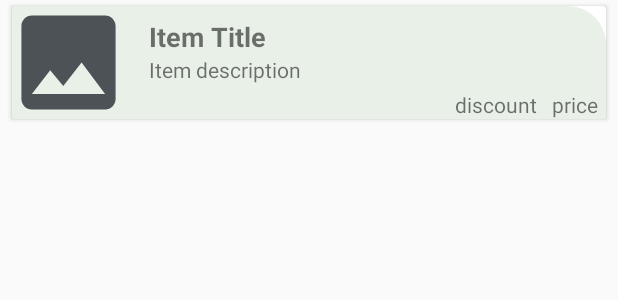
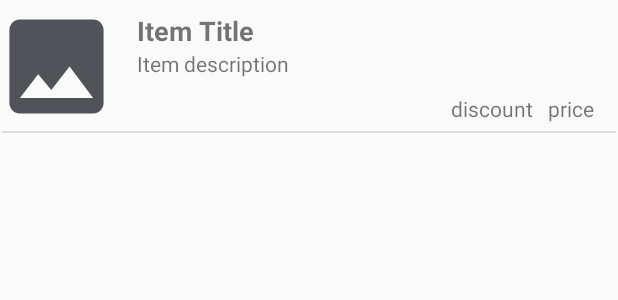
Before and after one commit to ChanakaDushmantha/Online-Shop, an Android app: the layout custom_item.xml on its own in the app's theme, with its tools: preview values and no code run, on a phone screen of 412 x 824 dp. Shown: the top 300 px of the screen. Run offline under Robolectric (Android 15) with nearby library versions, the phone set to English and light mode, and no system bars; network calls fail.

Commit message:
create Item class

```diff
--- a/app/build.gradle
+++ b/app/build.gradle
@@ -16,6 +16,10 @@ android {
             minifyEnabled false
             proguardFiles getDefaultProguardFile('proguard-android-optimize.txt'), 'proguard-rules.pro'
         }
+    }
+    compileOptions {
+        sourceCompatibility = 1.8
+        targetCompatibility = 1.8
     }
 }
 
--- a/app/src/main/AndroidManifest.xml
+++ b/app/src/main/AndroidManifest.xml
@@ -16,7 +16,7 @@
         android:supportsRtl="true"
         android:theme="@style/AppTheme"
         tools:ignore="AllowBackup,GoogleAppIndexingWarning">
-        <activity android:name=".Items.Item"
+        <activity android:name=".ItemDetails.Item"
             android:parentActivityName=".Items.List"/>
         <activity
             android:name=".Items.List"
--- a/app/src/main/java/lk/chanaka/dushmantha/groceryonline/Items/List.java
+++ b/app/src/main/java/lk/chanaka/dushmantha/groceryonline/Items/List.java
@@ -65,10 +65,10 @@ public class List extends AppCompatActivity {
         this.getSupportActionBar().setTitle("");
 
         groceryItems = new ArrayList<>();
-        extractSongs();
+        extractItems();
     }
 
-    private void extractSongs() {
+    private void extractItems() {
         RequestQueue queue = Volley.newRequestQueue(this);
         StringRequest stringRequest = new StringRequest(Request.Method.GET, URL,
                 new Response.Listener<String>() {
@@ -121,6 +121,7 @@ public class List extends AppCompatActivity {
                 JSONObject detailsObject = data.getJSONObject(i);
 
                 GroceryItem groceryItem = new GroceryItem();
+                groceryItem.setId(detailsObject.getString("id").toString());
                 groceryItem.setName(detailsObject.getString("name").toString());
                 groceryItem.setDescription(detailsObject.getString("description".toString()));
                 groceryItem.setPrice(detailsObject.getString("price").toString());
--- /dev/null
+++ b/app/src/main/res/drawable/ic_favorite_border.xml
@@ -0,0 +1,5 @@
+<vector android:height="24dp" android:tint="@color/colorPrimary"
+    android:viewportHeight="24.0" android:viewportWidth="24.0"
+    android:width="24dp" xmlns:android="http://schemas.android.com/apk/res/android">
+    <path android:fillColor="#FF000000" android:pathData="M16.5,3c-1.74,0 -3.41,0.81 -4.5,2.09C10.91,3.81 9.24,3 7.5,3 4.42,3 2,5.42 2,8.5c0,3.78 3.4,6.86 8.55,11.54L12,21.35l1.45,-1.32C18.6,15.36 22,12.28 22,8.5 22,5.42 19.58,3 16.5,3zM12.1,18.55l-0.1,0.1 -0.1,-0.1C7.14,14.24 4,11.39 4,8.5 4,6.5 5.5,5 7.5,5c1.54,0 3.04,0.99 3.57,2.36h1.87C13.46,5.99 14.96,5 16.5,5c2,0 3.5,1.5 3.5,3.5 0,2.89 -3.14,5.74 -7.9,10.05z"/>
+</vector>
--- a/app/src/main/res/layout/custom_item.xml
+++ b/app/src/main/res/layout/custom_item.xml
@@ -3,24 +3,8 @@
     xmlns:app="http://schemas.android.com/apk/res-auto"
     xmlns:tools="http://schemas.android.com/tools"
     android:layout_width="match_parent"
-    android:layout_height="wrap_content">
-
-        <androidx.cardview.widget.CardView
-            android:layout_width="match_parent"
     android:layout_height="wrap_content"
-            android:layout_marginStart="8dp"
-            android:layout_marginTop="4dp"
-            android:layout_marginEnd="8dp"
-            android:layout_marginBottom="4dp"
-            app:layout_constraintBottom_toBottomOf="parent"
-            app:layout_constraintEnd_toEndOf="parent"
-            app:layout_constraintStart_toStartOf="parent"
-            app:layout_constraintTop_toTopOf="parent">
-
-            <androidx.constraintlayout.widget.ConstraintLayout
-                android:layout_width="match_parent"
-                android:layout_height="wrap_content"
-                android:background="@drawable/item_bg">
+    android:paddingBottom="10dp">
 
     <ImageView
         android:id="@+id/coverImage"
@@ -42,12 +26,10 @@
         android:text="Item Title"
         android:textSize="18sp"
         android:textStyle="bold"
-                    app:layout_constraintBottom_toBottomOf="parent"
         app:layout_constraintEnd_toEndOf="parent"
         app:layout_constraintHorizontal_bias="0.0"
         app:layout_constraintStart_toEndOf="@+id/coverImage"
-                    app:layout_constraintTop_toTopOf="parent"
-                    app:layout_constraintVertical_bias="0.0" />
+        app:layout_constraintTop_toTopOf="parent" />
 
     <TextView
         android:id="@+id/itemDec"
@@ -64,9 +46,10 @@
         android:id="@+id/price"
         android:layout_width="wrap_content"
         android:layout_height="wrap_content"
-                    android:layout_marginEnd="5dp"
+        android:layout_marginEnd="16dp"
+        android:layout_marginBottom="5dp"
         android:text="price"
-                    app:layout_constraintBottom_toBottomOf="parent"
+        app:layout_constraintBottom_toTopOf="@+id/divider2"
         app:layout_constraintEnd_toEndOf="parent" />
 
     <TextView
@@ -75,8 +58,18 @@
         android:layout_height="wrap_content"
         android:layout_marginEnd="10dp"
         android:text="discount"
-                    app:layout_constraintBottom_toBottomOf="parent"
+        app:layout_constraintBottom_toBottomOf="@+id/price"
         app:layout_constraintEnd_toStartOf="@+id/price" />
+
+    <View
+        android:id="@+id/divider2"
+        android:layout_width="409dp"
+        android:layout_height="1dp"
+        android:layout_marginTop="5dp"
+        android:background="?android:attr/listDivider"
+        android:outlineAmbientShadowColor="@color/colorAccent"
+        app:layout_constraintEnd_toEndOf="parent"
+        app:layout_constraintStart_toStartOf="parent"
+        app:layout_constraintTop_toBottomOf="@+id/coverImage" />
+
 </androidx.constraintlayout.widget.ConstraintLayout>
-        </androidx.cardview.widget.CardView>
-</androidx.constraintlayout.widget.ConstraintLayout>
```
Also changed, not shown: app/src/main/java/lk/chanaka/dushmantha/groceryonline/ItemDetails/Item.java (added, +218 -0 lines), app/src/main/java/lk/chanaka/dushmantha/groceryonline/ItemDetails/ItemPresenter.java (added, +86 -0 lines), app/src/main/java/lk/chanaka/dushmantha/groceryonline/ItemDetails/ItemView.java (added, +11 -0 lines), app/src/main/java/lk/chanaka/dushmantha/groceryonline/Items/Adaptor.java (+6 -6 lines), app/src/main/java/lk/chanaka/dushmantha/groceryonline/Items/Item.java (deleted, +0 -23 lines), app/src/main/res/layout/activity_item.xml (+9 -10 lines), app/src/main/res/menu/menu_detail.xml (added, +9 -0 lines). Lines whose indentation alone changed are shown as unchanged.
